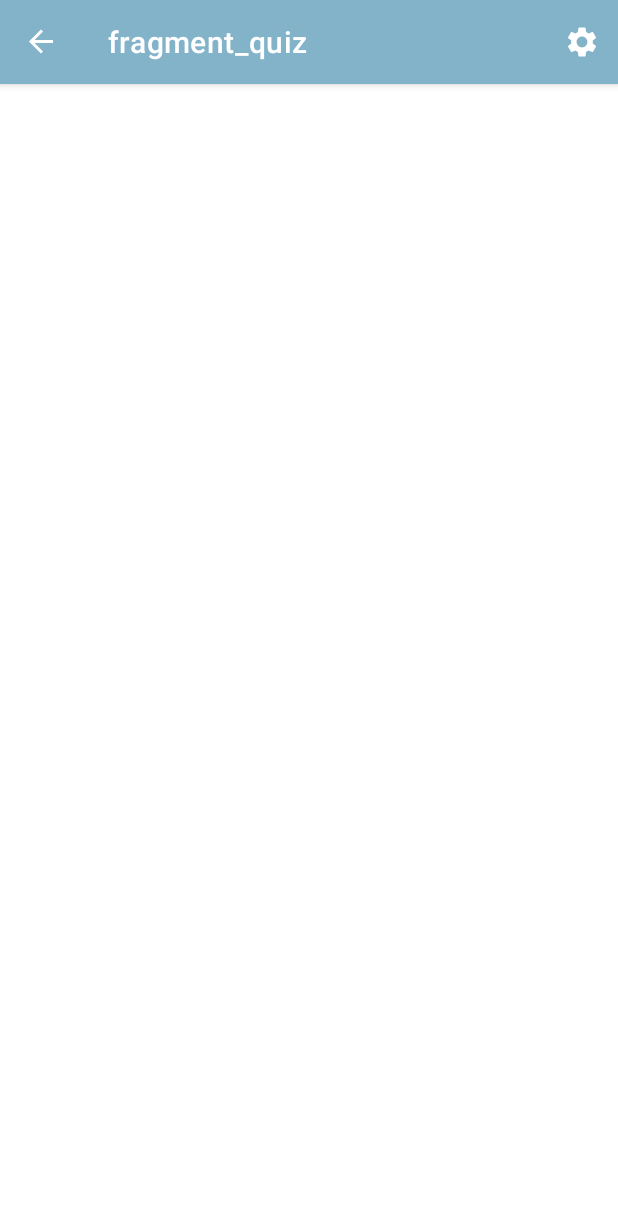
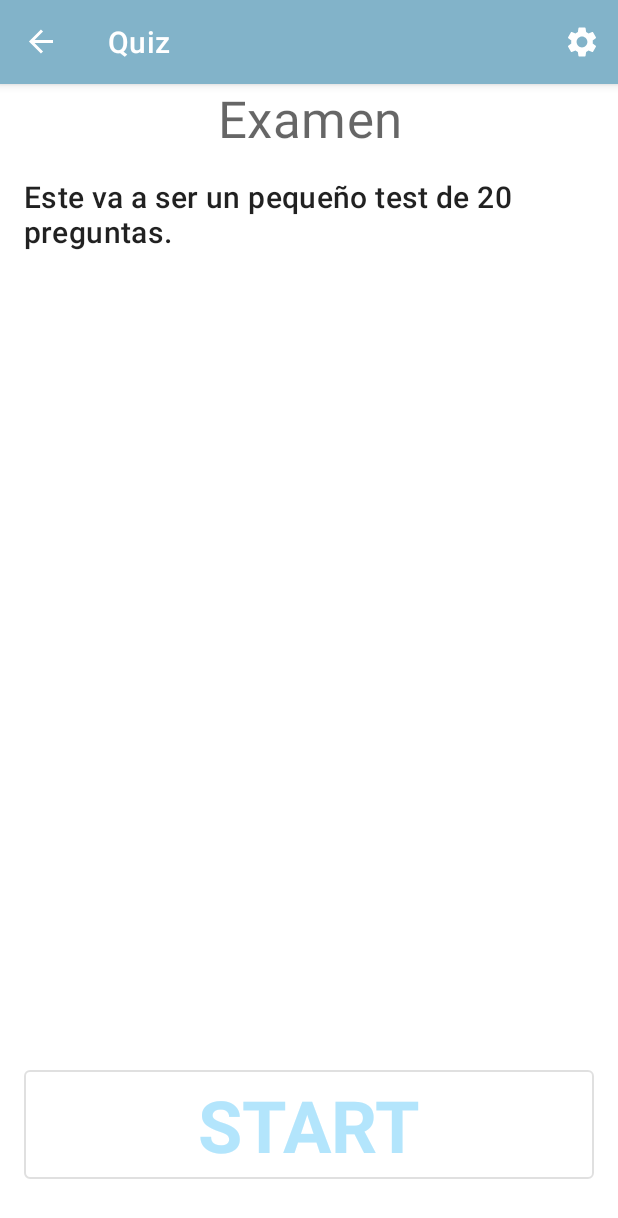
Before and after one commit to PBeltran95/LearHistology, an Android app: the QuizFragment screen opened through its navigation route, on a phone screen of 412 x 824 dp. Shown: the top 1218 px of the screen. Run offline under Robolectric (Android 15) with nearby library versions, the phone set to English and light mode, and no system bars; our stand-ins replace AdMob, navigation-ui.

Commit message:
Agregado y terminado el quiz.

```diff
--- a/app/src/main/java/ar/com/learnhistology/learnhistology/QuizFragment.kt
+++ b/app/src/main/java/ar/com/learnhistology/learnhistology/QuizFragment.kt
@@ -5,19 +5,47 @@ import androidx.fragment.app.Fragment
 import android.view.LayoutInflater
 import android.view.View
 import android.view.ViewGroup
+import androidx.navigation.findNavController
+import ar.com.learnhistology.learnhistology.databinding.FragmentQuizBinding
+import com.google.android.gms.ads.AdRequest
 
 class QuizFragment : Fragment() {
 
-    override fun onCreate(savedInstanceState: Bundle?) {
-        super.onCreate(savedInstanceState)
-    }
+
+    private var _binding: FragmentQuizBinding? = null
+    private val binding get() = _binding!!
 
     override fun onCreateView(
         inflater: LayoutInflater, container: ViewGroup?,
         savedInstanceState: Bundle?
     ): View? {
         // Inflate the layout for this fragment
-        return inflater.inflate(R.layout.fragment_quiz, container, false)
+        _binding = FragmentQuizBinding.inflate(inflater, container, false)
+        return binding.root
+    }
+
+    override fun onViewCreated(view: View, savedInstanceState: Bundle?) {
+        super.onViewCreated(view, savedInstanceState)
+        toQuiz()
+        initLoadAds()
+    }
+
+    private fun toQuiz() {
+        binding.btnStart.setOnClickListener {
+            QuizFragmentDirections.actionQuizFragmentToRealQuizScreen()
+            view?.findNavController()?.navigate(QuizFragmentDirections.actionQuizFragmentToRealQuizScreen())
+        }
+    }
+
+
+    private fun initLoadAds() {
+        val adRequest = AdRequest.Builder().build()
+        binding.bannerMain.loadAd(adRequest)
+    }
+
+    override fun onDestroyView() {
+        super.onDestroyView()
+        _binding = null
     }
 
 }
--- a/app/src/main/java/ar/com/learnhistology/learnhistology/data/CategoryObjects.kt
+++ b/app/src/main/java/ar/com/learnhistology/learnhistology/data/CategoryObjects.kt
@@ -121,4 +121,27 @@ object CategoryObjects {
         CategoryModel("82", "Glandulas sudoriparas", R.drawable.skin),
         CategoryModel("83", "Glandulas cebaceas", R.drawable.sudoripara),
         CategoryModel("84", "Foliculo piloso y uña", R.drawable.skin))
+
+    val questions = listOf(
+        QuestionModel(1, "Cuanto es 2+2", "1", "2","3", "4",  4),
+        QuestionModel(2, "Cuanto es 2+3", "1", "5","3", "4",  2),
+        QuestionModel(3, "Cuanto es 2+4", "6", "2","3", "4",  1),
+        QuestionModel(4, "Cuanto es 2+5", "1", "2","3", "7",  4),
+        QuestionModel(5, "Cuanto es 2+6", "1", "2","8", "4",  3),
+        QuestionModel(6, "Cuanto es 2+2", "1", "2","3", "4",  4),
+        QuestionModel(7, "Cuanto es 2+3", "1", "5","3", "4",  2),
+        QuestionModel(8, "Cuanto es 2+4", "6", "2","3", "4",  1),
+        QuestionModel(9, "Cuanto es 2+5", "1", "2","3", "7",  4),
+        QuestionModel(10, "Cuanto es 2+6", "1", "2","8", "4",  3),
+        QuestionModel(11, "Cuanto es 2+2", "1", "2","3", "4",  4),
+        QuestionModel(12, "Cuanto es 2+3", "1", "5","3", "4",  2),
+        QuestionModel(13, "Cuanto es 2+4", "6", "2","3", "4",  1),
+        QuestionModel(14, "Cuanto es 2+5", "1", "2","3", "7",  4),
+        QuestionModel(15, "Cuanto es 2+6", "1", "2","8", "4",  3),
+        QuestionModel(16, "Cuanto es 2+2", "1", "2","3", "4",  4),
+        QuestionModel(17, "Cuanto es 2+3", "1", "5","3", "4",  2),
+        QuestionModel(18, "Cuanto es 2+4", "6", "2","3", "4",  1),
+        QuestionModel(19, "Cuanto es 2+5", "1", "2","3", "7",  4),
+        QuestionModel(20, "Cuanto es 2+6", "1", "2","8", "4",  3),
+        QuestionModel(21, "", "", "","", "",  3))
 }
--- a/app/src/main/res/layout/fragment_quiz.xml
+++ b/app/src/main/res/layout/fragment_quiz.xml
@@ -3,8 +3,67 @@
     xmlns:tools="http://schemas.android.com/tools"
     android:layout_width="match_parent"
     android:layout_height="match_parent"
+    xmlns:app="http://schemas.android.com/apk/res-auto"
+    xmlns:ads="http://schemas.android.com/apk/res-auto"
     tools:context=".QuizFragment">
 
 
+    <TextView
+        android:id="@+id/tvPresentation"
+        android:layout_width="0dp"
+        android:layout_height="wrap_content"
+        android:text="Examen"
+        android:textAlignment="center"
+        android:textAppearance="?attr/textAppearanceHeadline4"
+        app:layout_constraintTop_toTopOf="parent"
+        app:layout_constraintStart_toStartOf="parent"
+        app:layout_constraintEnd_toEndOf="parent"/>
+    <TextView
+        android:id="@+id/tvIntroduction"
+        android:layout_width="0dp"
+        android:layout_height="wrap_content"
+        android:layout_margin="@dimen/common_padding_margin"
+        android:layout_marginStart="@dimen/commin_min_padding_margin"
+        android:text="Este va a ser un pequeño test de 20 preguntas."
+        android:textAppearance="@style/TextAppearance.MaterialComponents.Headline6"
+        app:layout_constraintTop_toBottomOf="@id/tvPresentation"
+        app:layout_constraintStart_toStartOf="parent"
+        app:layout_constraintEnd_toEndOf="parent"/>
+
+    <ImageView
+        android:layout_width="match_parent"
+        android:layout_height="0dp"
+        android:layout_margin="@dimen/common_padding_margin"
+        app:layout_constraintTop_toBottomOf="@id/tvIntroduction"
+        app:layout_constraintStart_toStartOf="parent"
+        app:layout_constraintEnd_toEndOf="parent"
+        app:layout_constraintBottom_toTopOf="@id/btnStart"/>
+
+
+    <com.google.android.material.button.MaterialButton
+        android:id="@+id/btnStart"
+        android:layout_width="0dp"
+        android:layout_height="wrap_content"
+        android:layout_margin="@dimen/common_padding_margin"
+        android:textStyle="bold"
+        android:textAppearance="@style/TextAppearance.MaterialComponents.Headline3"
+        android:text="START"
+        android:textColor="@color/primaryColor2"
+        style="@style/Widget.MaterialComponents.Button.OutlinedButton"
+        app:layout_constraintBottom_toTopOf="@id/bannerMain"
+        app:layout_constraintStart_toStartOf="parent"
+        app:layout_constraintEnd_toEndOf="parent"/>
+
+
+    <com.google.android.gms.ads.AdView
+        android:id="@+id/bannerMain"
+        android:layout_width="match_parent"
+        android:layout_height="wrap_content"
+        android:layout_marginBottom="@dimen/common_padding_margin"
+        app:layout_constraintBottom_toBottomOf="parent"
+        app:layout_constraintStart_toStartOf="parent"
+        app:layout_constraintEnd_toEndOf="parent"
+        ads:adSize="BANNER"
+        ads:adUnitId="ca-app-pub-3940256099942544/6300978111"/>
 
 </androidx.constraintlayout.widget.ConstraintLayout>
--- a/app/src/main/res/navigation/nav_graph.xml
+++ b/app/src/main/res/navigation/nav_graph.xml
@@ -3,6 +3,7 @@
     xmlns:app="http://schemas.android.com/apk/res-auto"
     xmlns:tools="http://schemas.android.com/tools"
     android:id="@+id/nav_graph.xml"
+    android:label="@string/quizFragment"
     app:startDestination="@id/main_menu">
 
     <fragment
@@ -19,7 +20,11 @@
             app:popExitAnim="@anim/to_right" />
         <action
             android:id="@+id/action_main_menu_to_quizFragment"
-            app:destination="@id/quizFragment" />
+            app:destination="@id/quizFragment"
+            app:enterAnim="@anim/from_left"
+            app:exitAnim="@anim/to_right"
+            app:popEnterAnim="@anim/from_right"
+            app:popExitAnim="@anim/to_left" />
     </fragment>
     <fragment
         android:id="@+id/dig_sys_fragment"
@@ -48,6 +53,19 @@
     <fragment
         android:id="@+id/quizFragment"
         android:name="ar.com.learnhistology.learnhistology.QuizFragment"
-        android:label="fragment_quiz"
-        tools:layout="@layout/fragment_quiz" />
+        android:label="Quiz"
+        tools:layout="@layout/fragment_quiz" >
+        <action
+            android:id="@+id/action_quizFragment_to_realQuizScreen"
+            app:destination="@id/realQuizScreen"
+            app:enterAnim="@anim/from_left"
+            app:exitAnim="@anim/to_right"
+            app:popEnterAnim="@anim/from_right"
+            app:popExitAnim="@anim/to_left" />
+    </fragment>
+    <fragment
+        android:id="@+id/realQuizScreen"
+        android:name="ar.com.learnhistology.learnhistology.RealQuizScreen"
+        android:label="@string/realQuizName"
+        tools:layout="@layout/fragment_real_quiz_screen" />
 </navigation>
--- a/app/src/main/res/values-night/themes.xml
+++ b/app/src/main/res/values-night/themes.xml
@@ -4,7 +4,7 @@
         <!-- Primary brand color. -->
         <item name="colorPrimary">@color/teal_700</item>
         <item name="colorPrimaryVariant">@color/primaryDarkColor2</item>
-        <item name="colorOnPrimary">@color/black</item>
+        <item name="colorOnPrimary">@color/white</item>
         <!-- Secondary brand color. -->
         <item name="colorSecondary">@color/teal_200</item>
         <item name="colorSecondaryVariant">@color/teal_200</item>
--- a/app/src/main/res/values/strings.xml
+++ b/app/src/main/res/values/strings.xml
@@ -61,5 +61,7 @@
     <string name="Dark">Dark mode</string>
     <!-- TODO: Remove or change this placeholder text -->
     <string name="hello_blank_fragment">Hello blank fragment</string>
+    <string name="quizFragment">Quiz</string>
+    <string name="realQuizName"> </string>
 
 </resources>
--- a/app/src/main/res/values/themes.xml
+++ b/app/src/main/res/values/themes.xml
@@ -4,7 +4,7 @@
         <!-- Primary brand color. -->
         <item name="colorPrimary">@color/primaryDarkColor2</item>
         <item name="colorPrimaryVariant">@color/primaryDarkColor2</item>
-        <item name="colorOnPrimary">@color/white</item>
+        <item name="colorOnPrimary">@color/black</item>
         <!-- Secondary brand color. -->
         <item name="colorSecondary">@color/secondaryColor2</item>
         <item name="colorSecondaryVariant">@color/teal_700</item>
```
